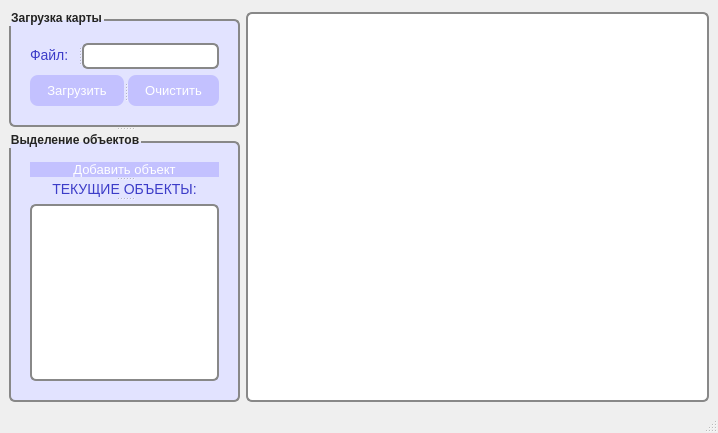
First picture: the form in seismictools/apps/GridWorker/UI/Settings/SettingsWidget.ui, repository gasng/SeismicTools, before the edit.
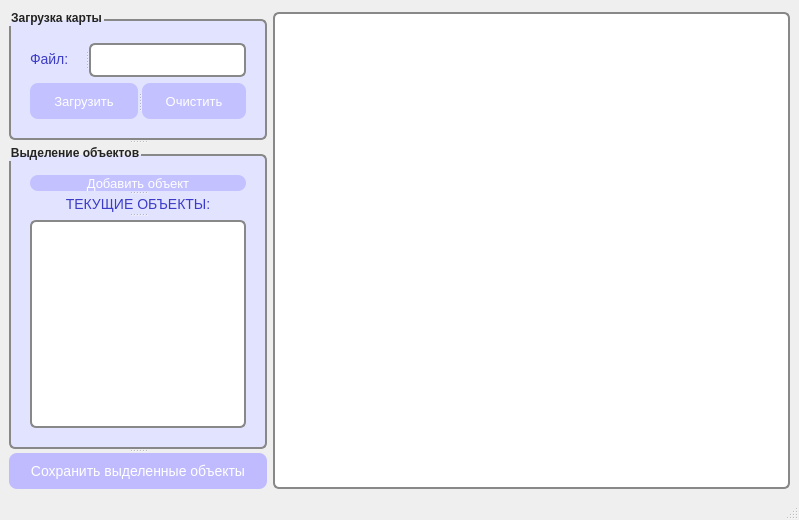
Second picture: the form after the edit.

```diff
--- a/seismictools/apps/GridWorker/UI/Settings/SettingsWidget.ui
+++ b/seismictools/apps/GridWorker/UI/Settings/SettingsWidget.ui
@@ -6,8 +6,8 @@
    <rect>
     <x>0</x>
     <y>0</y>
-    <width>718</width>
-    <height>433</height>
+    <width>799</width>
+    <height>520</height>
    </rect>
   </property>
   <property name="windowTitle">
@@ -28,7 +28,6 @@
         <widget class="QGroupBox" name="groupBox_load">
          <property name="font">
           <font>
-           <weight>75</weight>
            <bold>true</bold>
           </font>
          </property>
@@ -101,7 +100,6 @@
              <property name="font">
               <font>
                <pointsize>10</pointsize>
-               <weight>50</weight>
                <bold>false</bold>
               </font>
              </property>
@@ -116,7 +114,6 @@
              <property name="font">
               <font>
                <pointsize>10</pointsize>
-               <weight>50</weight>
                <bold>false</bold>
               </font>
              </property>
@@ -131,7 +128,6 @@
         <widget class="QGroupBox" name="groupBox_select">
          <property name="font">
           <font>
-           <weight>75</weight>
            <bold>true</bold>
           </font>
          </property>
@@ -200,10 +196,20 @@
            </widget>
           </item>
          </layout>
-         <zorder>splitter_5</zorder>
-         <zorder>pushButton_addObject</zorder>
-         <zorder>label_2</zorder>
-         <zorder>listWidget_objects</zorder>
+        </widget>
+        <widget class="QPushButton" name="pushButton_save">
+         <property name="styleSheet">
+          <string notr="true">QPushButton {
+    background-color: rgb(192, 187, 255);
+    color: white;
+    border-radius: 8px;
+    padding: 8px;
+    font-size: 14px;
+}</string>
+         </property>
+         <property name="text">
+          <string>Сохранить выделенные объекты</string>
+         </property>
         </widget>
        </widget>
       </item>
```
Left out of the diff: 10 changed lines with no effect on the pictures.
